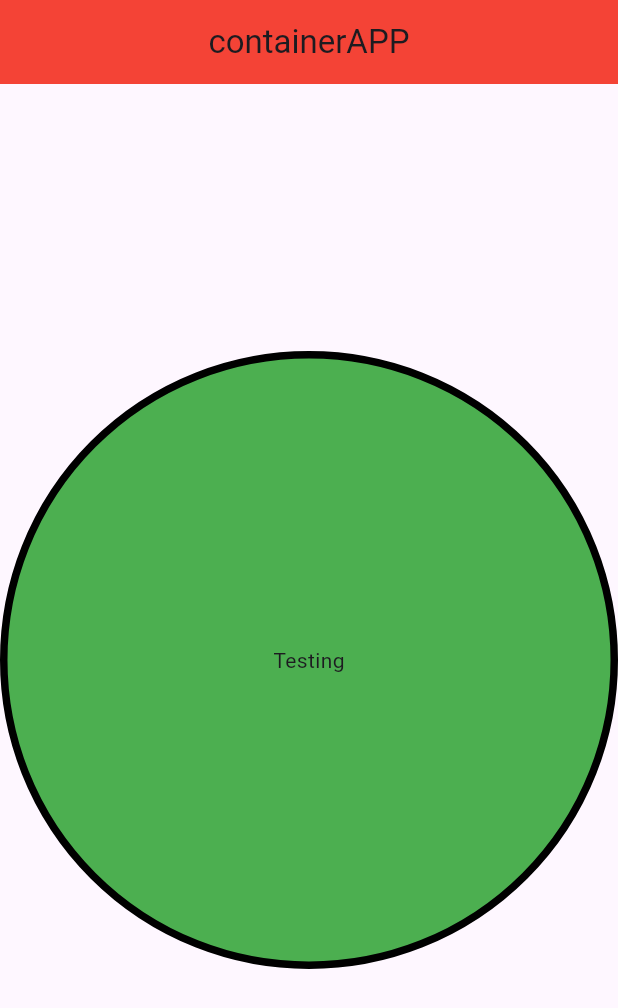
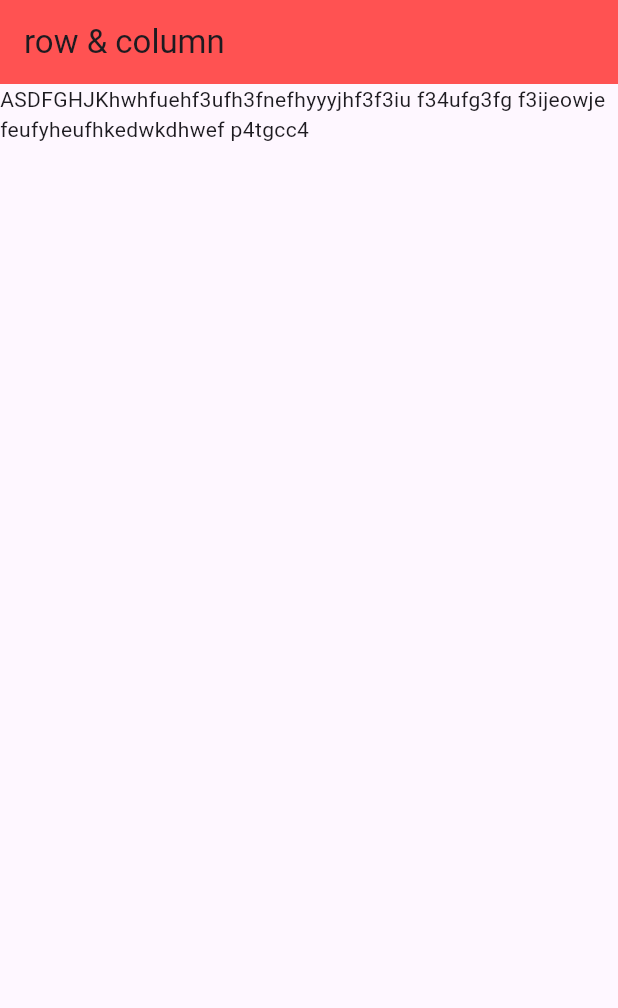
Before and after one commit to cygon23/flutter_play_ground, a Flutter app: the screen it shows after launch, on a phone screen of 412 x 824 dp. Shown: the top 1008 px of the screen. Run offline on Flutter 3.47's test engine with Material 3 defaults, Android fonts, the light colour scheme and no system bars.

Commit message:
flutter row explained and resolve overflow error

```diff
--- a/lib/main.dart
+++ b/lib/main.dart
@@ -1,5 +1,6 @@
 import 'package:flutter/material.dart';
-import 'package:flutter_play_ground/screen/containerwidget.dart';
+// import 'package:flutter_play_ground/screen/containerwidget.dart';
+import 'package:flutter_play_ground/screen/rowcolumn.dart';
 // import 'package:flutter_play_ground/screen/homepage.dart';
 // import 'package:flutter_play_ground/screen/scafold.dart';
 
@@ -14,13 +15,15 @@ class MyApp extends StatelessWidget {
   @override
   Widget build(BuildContext context) {
     return MaterialApp(
+      debugShowCheckedModeBanner: false,
       title: 'Flutter Demo',
       theme: ThemeData(
         colorScheme: ColorScheme.fromSeed(seedColor: Colors.deepPurple),
       ),
       // home: Homepage(),
       // home: ScafoldLearn(),
-      home: Containerwidget(),
+      // home: Containerwidget(),
+      home: Rowcolumn(),
     );
   }
 }
--- /dev/null
+++ b/lib/screen/rowcolumn.dart
@@ -0,0 +1,31 @@
+import 'package:flutter/material.dart';
+
+class Rowcolumn extends StatelessWidget {
+  const Rowcolumn({super.key});
+
+  @override
+  Widget build(BuildContext context) {
+    return Scaffold(
+      appBar: AppBar(
+        title: Text("row & column"),
+        backgroundColor: Colors.redAccent,
+      ),
+
+      body: Row(
+        // mainAxisAlignment: MainAxisAlignment.center,
+        // crossAxisAlignment: CrossAxisAlignment.start,
+        children: [
+          //oveflow problem in row
+          Expanded(
+            child: Text(
+              "ASDFGHJKhwhfuehf3ufh3fnefhyyyjhf3f3iu f34ufg3fg f3ijeowje feufyheufhkedwkdhwef p4tgcc4",
+            ),
+          ),
+          // Container(color: Colors.redAccent, width: 75, height: 100),
+          // Container(color: Colors.lightBlue, width: 50, height: 50),
+          // Container(color: Colors.black87, width: 100, height: 80),
+        ],
+      ),
+    );
+  }
+}
```
